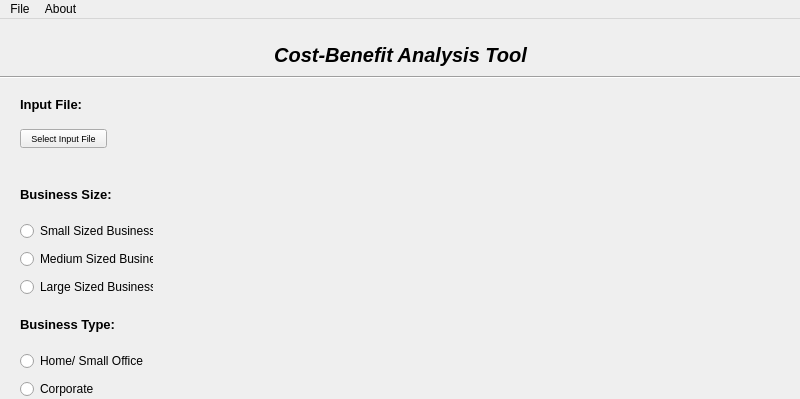
SeanDavies22/Vibing-Leopards, file MainWindow.ui: the form before one commit; both pictures show x 0 to 800 and y 0 to 399 of the 800 by 575 pixel window.
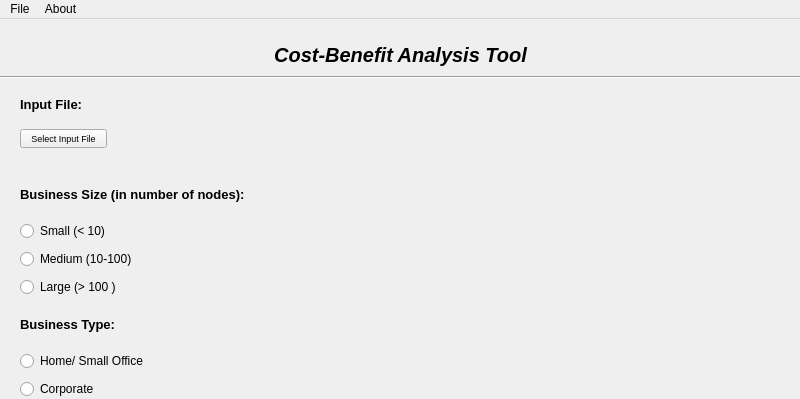
The form after the commit.

Commit message: Adding numerical business size identifiers to business size radio button labels.

Patch:
```diff
--- a/MainWindow.ui
+++ b/MainWindow.ui
@@ -185,7 +185,7 @@
      <rect>
       <x>20</x>
       <y>200</y>
-      <width>133</width>
+      <width>174</width>
       <height>81</height>
      </rect>
     </property>
@@ -193,21 +193,21 @@
      <item>
       <widget class="QRadioButton" name="smallBusinessRadioButton">
        <property name="text">
-        <string>Small Sized Business</string>
+        <string>Small (&lt; 10)</string>
        </property>
       </widget>
      </item>
      <item>
       <widget class="QRadioButton" name="mediumBusinessRadioButton">
        <property name="text">
-        <string>Medium Sized Business</string>
+        <string>Medium (10-100)</string>
        </property>
       </widget>
      </item>
      <item>
       <widget class="QRadioButton" name="largeBusinessRadioButton">
        <property name="text">
-        <string>Large Sized Business</string>
+        <string>Large (&gt; 100 )</string>
        </property>
       </widget>
      </item>
@@ -259,7 +259,7 @@
         </font>
        </property>
        <property name="text">
-        <string>Business Size:</string>
+        <string>Business Size (in number of nodes):</string>
        </property>
       </widget>
      </item>
```
The commit also changes 1 other file.
